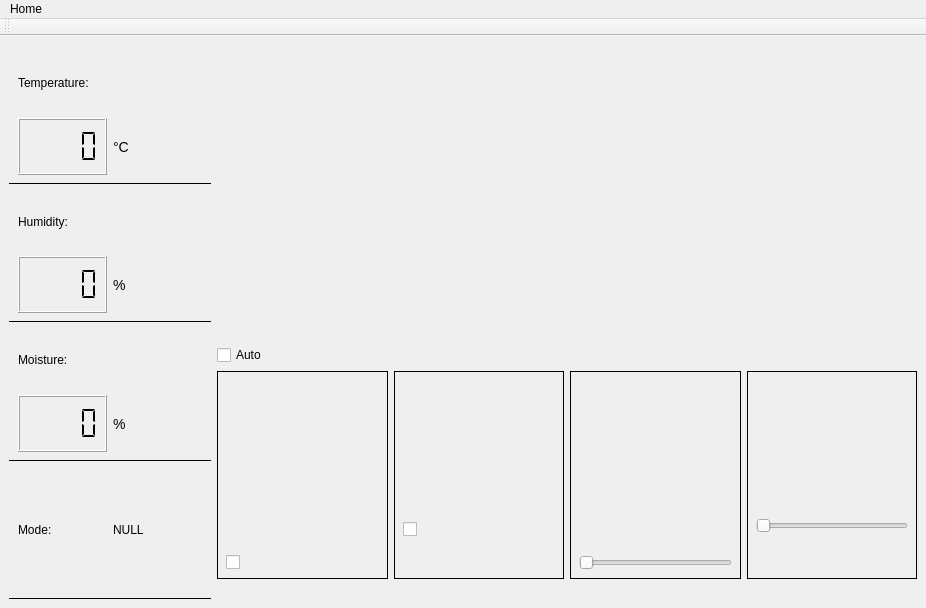
This is src/anticarium_desktop/widgets/MainWindow.ui in Anticarium/Anticarium_Desktop as Qt 5 draws it before an edit. The edited form follows.
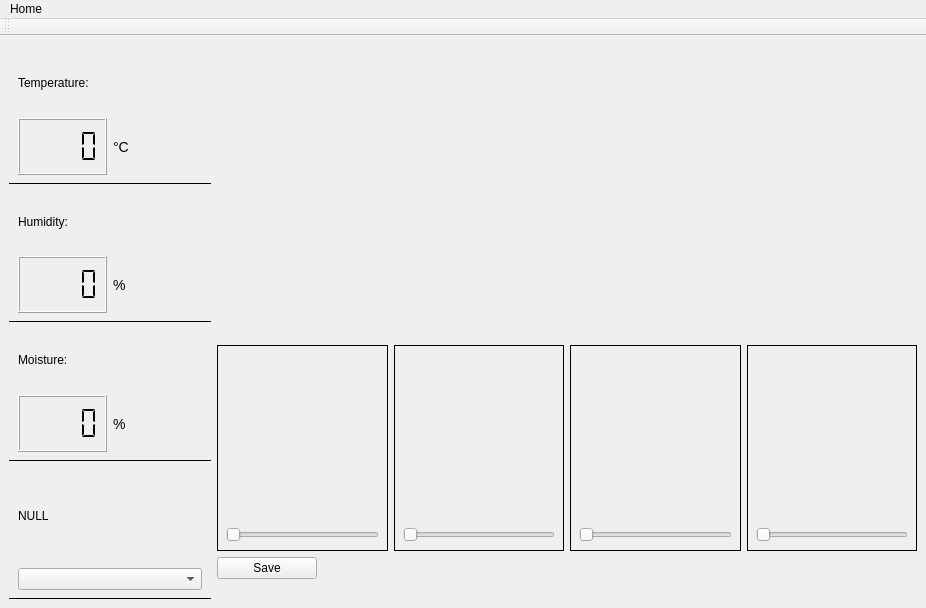
This is the edited form. Icons and pictures are not drawn.

Patch:
```diff
--- a/src/anticarium_desktop/widgets/MainWindow.ui
+++ b/src/anticarium_desktop/widgets/MainWindow.ui
@@ -160,14 +160,7 @@
         <property name="styleSheet">
          <string notr="true">border-bottom: 1px solid black;</string>
         </property>
-        <layout class="QHBoxLayout" name="horizontalLayout_4">
-         <item>
-          <widget class="QLabel" name="label_4">
-           <property name="text">
-            <string>Mode:</string>
-           </property>
-          </widget>
-         </item>
+        <layout class="QVBoxLayout" name="verticalLayout_11">
          <item>
           <widget class="QLabel" name="modeLabel">
            <property name="styleSheet">
@@ -178,6 +171,9 @@
            </property>
           </widget>
          </item>
+         <item>
+          <widget class="QComboBox" name="regimeList"/>
+         </item>
         </layout>
        </widget>
       </item>
@@ -204,54 +200,7 @@
       <item>
        <layout class="QHBoxLayout" name="horizontalLayout_9">
         <item>
-         <widget class="QCheckBox" name="autoToggle">
-          <property name="text">
-           <string>Auto</string>
-          </property>
-         </widget>
-        </item>
-       </layout>
-      </item>
-      <item>
        <layout class="QHBoxLayout" name="horizontalLayout">
-        <item>
-         <widget class="QWidget" name="RainButtonWidget" native="true">
-          <property name="styleSheet">
-           <string notr="true">QWidget#RainButtonWidget{border: 1px solid black;}</string>
-          </property>
-          <layout class="QVBoxLayout" name="verticalLayout_6">
-           <item>
-            <widget class="QLabel" name="label_12">
-             <property name="styleSheet">
-              <string notr="true">border: none;</string>
-             </property>
-             <property name="text">
-              <string/>
-             </property>
-             <property name="pixmap">
-              <pixmap resource="../Resources.qrc">:/icons/assets/icons/Invert_Colors_Icon_1.png</pixmap>
-             </property>
-             <property name="scaledContents">
-              <bool>false</bool>
-             </property>
-             <property name="alignment">
-              <set>Qt::AlignCenter</set>
-             </property>
-             <property name="wordWrap">
-              <bool>false</bool>
-             </property>
-            </widget>
-           </item>
-           <item>
-            <widget class="QCheckBox" name="rainToggle">
-             <property name="text">
-              <string/>
-             </property>
-            </widget>
-           </item>
-          </layout>
-         </widget>
-        </item>
         <item>
          <widget class="QWidget" name="HeatButtonWidget" native="true">
           <property name="styleSheet">
@@ -280,27 +229,50 @@
                </property>
               </widget>
              </item>
-            </layout>
-           </item>
            <item>
-            <widget class="QCheckBox" name="heatToggle">
+                <widget class="QLabel" name="heatLabel">
              <property name="text">
               <string/>
              </property>
             </widget>
            </item>
           </layout>
-         </widget>
-        </item>
+             </item>
+             <item>
+              <widget class="QSlider" name="heatSlider">
+               <property name="sizePolicy">
+                <sizepolicy hsizetype="Preferred" vsizetype="Fixed">
+                 <horstretch>0</horstretch>
+                 <verstretch>0</verstretch>
+                </sizepolicy>
+               </property>
+               <property name="minimum">
+                <number>150</number>
+               </property>
+               <property name="maximum">
+                <number>400</number>
+               </property>
+               <property name="singleStep">
+                <number>5</number>
+               </property>
+               <property name="orientation">
+                <enum>Qt::Horizontal</enum>
+               </property>
+              </widget>
+             </item>
+            </layout>
+           </widget>
+          </item>
         <item>
-         <widget class="QWidget" name="WindButtonWidget" native="true">
+           <widget class="QWidget" name="RainButtonWidget" native="true">
           <property name="styleSheet">
-           <string notr="true">QWidget#WindButtonWidget{border: 1px solid black;}
-</string>
-          </property>
-          <layout class="QVBoxLayout" name="verticalLayout_7">
+             <string notr="true">QWidget#RainButtonWidget{border: 1px solid black;}</string>
+            </property>
+            <layout class="QVBoxLayout" name="verticalLayout_6">
            <item>
-            <widget class="QLabel" name="label_13">
+              <layout class="QHBoxLayout" name="horizontalLayout_4">
+               <item>
+                <widget class="QLabel" name="label_12">
              <property name="styleSheet">
               <string notr="true">border: none;</string>
              </property>
@@ -308,7 +280,7 @@
               <string/>
              </property>
              <property name="pixmap">
-              <pixmap resource="../Resources.qrc">:/icons/assets/icons/Waves_Icon_1.png</pixmap>
+                  <pixmap resource="../Resources.qrc">:/icons/assets/icons/Invert_Colors_Icon_1.png</pixmap>
              </property>
              <property name="scaledContents">
               <bool>false</bool>
@@ -316,16 +288,31 @@
              <property name="alignment">
               <set>Qt::AlignCenter</set>
              </property>
+                 <property name="wordWrap">
+                  <bool>false</bool>
+                 </property>
             </widget>
            </item>
            <item>
-            <widget class="QSlider" name="windSlider">
+                <widget class="QLabel" name="moistureLabel">
+                 <property name="text">
+                  <string/>
+                 </property>
+                </widget>
+               </item>
+              </layout>
+             </item>
+             <item>
+              <widget class="QSlider" name="moistureSlider">
              <property name="sizePolicy">
               <sizepolicy hsizetype="Preferred" vsizetype="Fixed">
                <horstretch>0</horstretch>
                <verstretch>0</verstretch>
               </sizepolicy>
              </property>
+               <property name="maximum">
+                <number>100</number>
+               </property>
              <property name="orientation">
               <enum>Qt::Horizontal</enum>
              </property>
@@ -368,6 +355,13 @@
                </property>
               </widget>
              </item>
+               <item>
+                <widget class="QLabel" name="lightLabel">
+                 <property name="text">
+                  <string/>
+                 </property>
+                </widget>
+               </item>
             </layout>
            </item>
            <item>
@@ -378,6 +372,12 @@
                <verstretch>0</verstretch>
               </sizepolicy>
              </property>
+               <property name="maximum">
+                <number>100</number>
+               </property>
+               <property name="singleStep">
+                <number>10</number>
+               </property>
              <property name="orientation">
               <enum>Qt::Horizontal</enum>
              </property>
@@ -386,7 +386,87 @@
           </layout>
          </widget>
         </item>
-       </layout>
+          <item>
+           <widget class="QWidget" name="WindButtonWidget" native="true">
+            <property name="styleSheet">
+             <string notr="true">QWidget#WindButtonWidget{border: 1px solid black;}
+</string>
+            </property>
+            <layout class="QVBoxLayout" name="verticalLayout_7">
+             <item>
+              <layout class="QHBoxLayout" name="horizontalLayout_10">
+               <item>
+                <widget class="QLabel" name="label_13">
+                 <property name="styleSheet">
+                  <string notr="true">border: none;</string>
+                 </property>
+                 <property name="text">
+                  <string/>
+                 </property>
+                 <property name="pixmap">
+                  <pixmap resource="../Resources.qrc">:/icons/assets/icons/Waves_Icon_1.png</pixmap>
+                 </property>
+                 <property name="scaledContents">
+                  <bool>false</bool>
+                 </property>
+                 <property name="alignment">
+                  <set>Qt::AlignCenter</set>
+                 </property>
+                </widget>
+               </item>
+               <item>
+                <widget class="QLabel" name="windLabel">
+                 <property name="text">
+                  <string/>
+                 </property>
+                </widget>
+               </item>
+              </layout>
+             </item>
+             <item>
+              <widget class="QSlider" name="windSlider">
+               <property name="sizePolicy">
+                <sizepolicy hsizetype="Preferred" vsizetype="Fixed">
+                 <horstretch>0</horstretch>
+                 <verstretch>0</verstretch>
+                </sizepolicy>
+               </property>
+               <property name="maximum">
+                <number>100</number>
+               </property>
+               <property name="singleStep">
+                <number>10</number>
+               </property>
+               <property name="orientation">
+                <enum>Qt::Horizontal</enum>
+               </property>
+              </widget>
+             </item>
+            </layout>
+           </widget>
+          </item>
+         </layout>
+        </item>
+       </layout>
+      </item>
+      <item>
+       <widget class="QPushButton" name="saveButton">
+        <property name="sizePolicy">
+         <sizepolicy hsizetype="Preferred" vsizetype="Fixed">
+          <horstretch>0</horstretch>
+          <verstretch>0</verstretch>
+         </sizepolicy>
+        </property>
+        <property name="maximumSize">
+         <size>
+          <width>100</width>
+          <height>16777215</height>
+         </size>
+        </property>
+        <property name="text">
+         <string>Save</string>
+        </property>
+       </widget>
       </item>
       <item>
        <spacer name="horizontalSpacer">
@@ -414,7 +494,7 @@
      <x>0</x>
      <y>0</y>
      <width>926</width>
-     <height>21</height>
+     <height>20</height>
     </rect>
    </property>
    <widget class="QMenu" name="menuHome">
```
Lines whose indentation alone changed are shown as unchanged.
